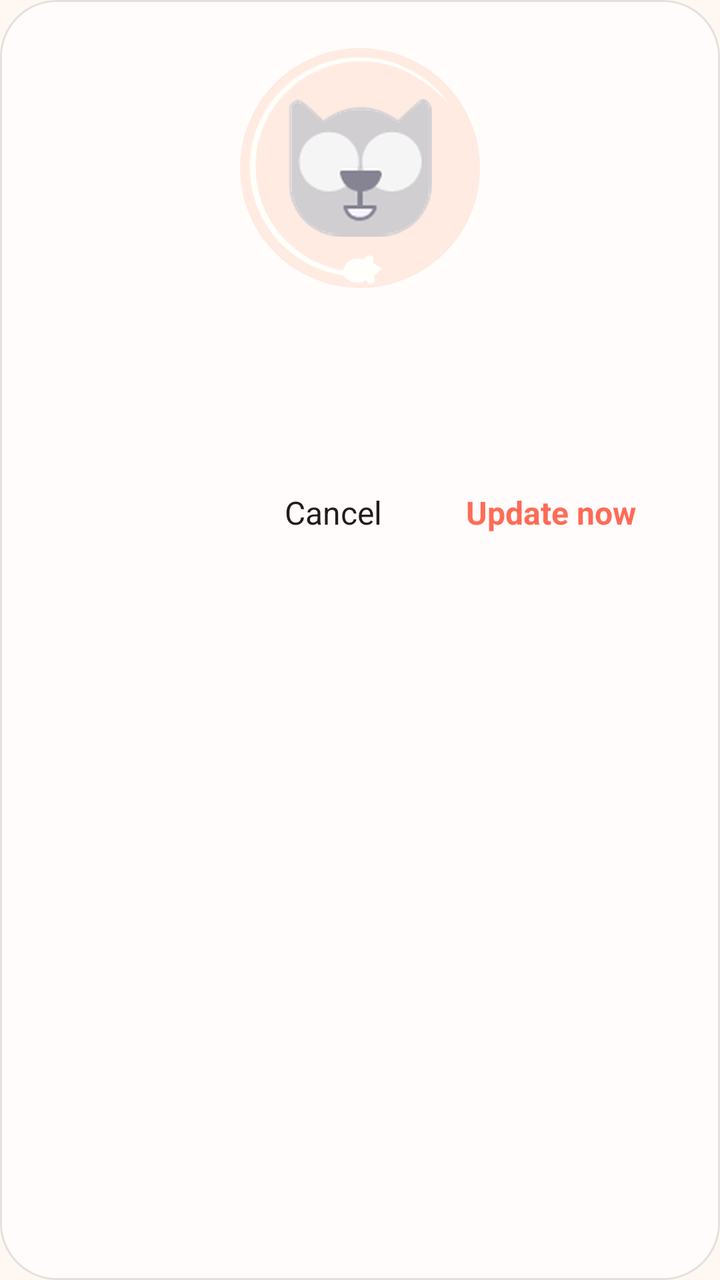
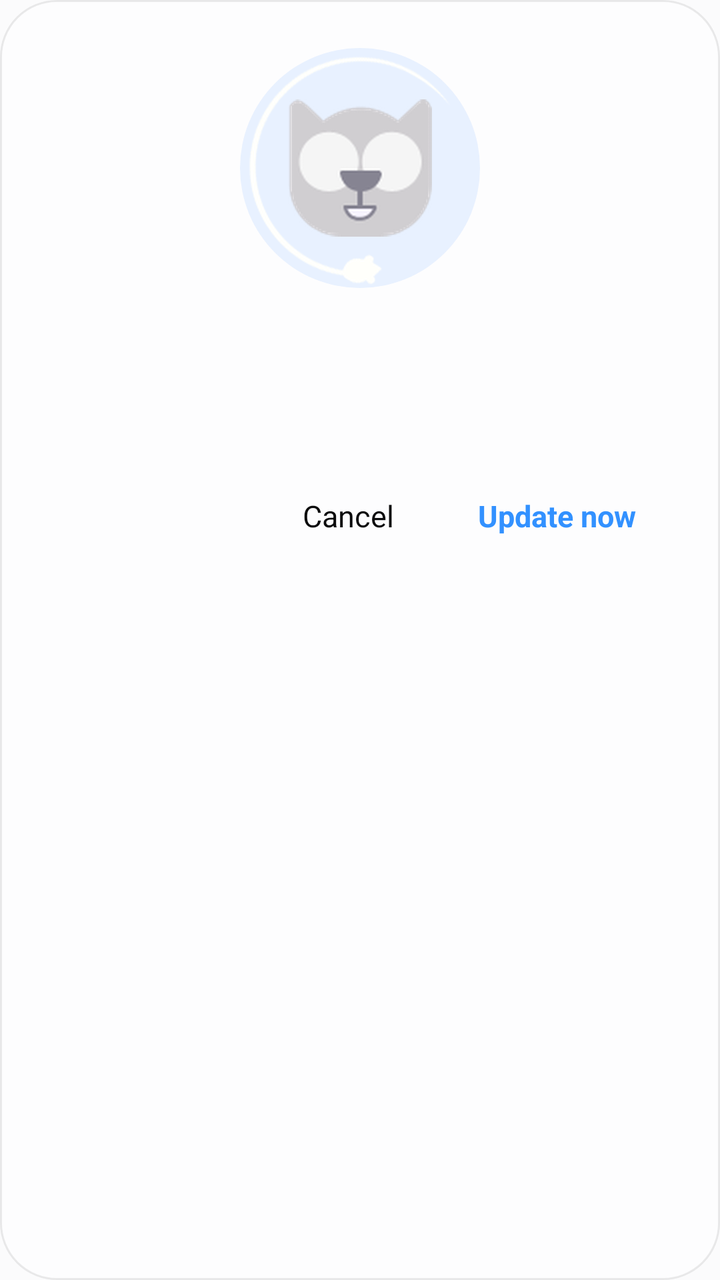

Before-and-after screenshots of an Android layout around one commit, followed by the original layout XML and the change that was made.
<!-- AndroidManifest.xml: application theme Theme.BlackBox -->
<!-- res/layout/dialog_update.xml -->
<?xml version="1.0" encoding="utf-8"?>
<LinearLayout xmlns:android="http://schemas.android.com/apk/res/android"
    android:id="@+id/update_dialog_root"
    android:layout_width="match_parent"
    android:layout_height="wrap_content"
    android:background="@drawable/bg_glass_dialog"
    android:orientation="vertical"
    android:padding="24dp">

    
    <FrameLayout
        android:layout_width="120dp"
        android:layout_height="120dp"
        android:layout_gravity="center_horizontal"
        android:layout_marginBottom="8dp">

        
        <View
            android:layout_width="120dp"
            android:layout_height="120dp"
            android:layout_gravity="center"
            android:background="@drawable/bg_cat_disc" />

        <ImageView
            android:id="@+id/update_cat_ring"
            android:layout_width="120dp"
            android:layout_height="120dp"
            android:layout_gravity="center"
            android:src="@drawable/ic_cat_ring" />

        <ImageView
            android:id="@+id/update_cat_face"
            android:layout_width="72dp"
            android:layout_height="72dp"
            android:layout_gravity="center"
            android:src="@drawable/ic_cat_face" />
    </FrameLayout>

    <TextView
        android:id="@+id/update_title"
        android:layout_width="wrap_content"
        android:layout_height="wrap_content"
        android:layout_gravity="center_horizontal"
        android:layout_marginBottom="12dp"
        android:textColor="@color/primary_text"
        android:textSize="20sp"
        android:textStyle="bold" />

    
    <TextView
        android:id="@+id/update_message"
        android:layout_width="match_parent"
        android:layout_height="wrap_content"
        android:layout_marginBottom="8dp"
        android:textColor="@color/primary_text"
        android:textSize="15sp"
        android:lineSpacingExtra="4dp" />

    
    <LinearLayout
        android:id="@+id/update_progress_box"
        android:layout_width="match_parent"
        android:layout_height="wrap_content"
        android:orientation="vertical"
        android:visibility="gone">

        <ProgressBar
            android:id="@+id/update_progress_bar"
            style="?android:attr/progressBarStyleHorizontal"
            android:layout_width="match_parent"
            android:layout_height="8dp"
            android:layout_marginTop="8dp"
            android:layout_marginBottom="8dp"
            android:indeterminate="false"
            android:max="100"
            android:progress="0"
            android:progressDrawable="@drawable/bg_update_progress" />

        <TextView
            android:id="@+id/update_progress_text"
            android:layout_width="wrap_content"
            android:layout_height="wrap_content"
            android:layout_gravity="center_horizontal"
            android:textColor="@color/primary_text"
            android:textSize="14sp" />
    </LinearLayout>

    <LinearLayout
        android:id="@+id/update_button_box"
        android:layout_width="match_parent"
        android:layout_height="wrap_content"
        android:layout_marginTop="16dp"
        android:gravity="end"
        android:orientation="horizontal">

        <TextView
            android:id="@+id/update_cancel"
            android:layout_width="wrap_content"
            android:layout_height="wrap_content"
            android:paddingStart="16dp"
            android:paddingTop="10dp"
            android:paddingEnd="16dp"
            android:paddingBottom="10dp"
            android:text="@string/cancel"
            android:textColor="@color/primary_text"
            android:textSize="16sp" />

        <TextView
            android:id="@+id/update_now"
            android:layout_width="wrap_content"
            android:layout_height="wrap_content"
            android:layout_marginStart="8dp"
            android:paddingStart="18dp"
            android:paddingTop="10dp"
            android:paddingEnd="18dp"
            android:paddingBottom="10dp"
            android:text="@string/update_now"
            android:textColor="@color/accent"
            android:textSize="16sp"
            android:textStyle="bold" />
    </LinearLayout>
</LinearLayout>
<!-- resources referenced by this layout -->
<resources>
  <color name="accent">#FF6B57</color>
  <color name="primary_text">#221C19</color>
  <!-- drawable bg_cat_disc (drawable) -->
  <?xml version="1.0" encoding="utf-8"?>
  <shape xmlns:android="http://schemas.android.com/apk/res/android" android:shape="oval">
      <solid android:color="#FFEBE2" />
  </shape>
  <!-- drawable bg_glass_dialog (drawable) -->
  <?xml version="1.0" encoding="utf-8"?>
  <shape xmlns:android="http://schemas.android.com/apk/res/android"
      android:shape="rectangle">
      <solid android:color="@color/glass_bg" />
      <stroke android:width="1dp" android:color="#1A000000" />
      <corners android:radius="28dp" />
  </shape>
  <!-- drawable bg_update_progress (drawable) -->
  <?xml version="1.0" encoding="utf-8"?>
  <layer-list xmlns:android="http://schemas.android.com/apk/res/android">
      <item android:id="@android:id/background">
          <shape android:shape="rectangle">
              <solid android:color="#1A000000" />
              <corners android:radius="4dp" />
          </shape>
      </item>
      <item android:id="@android:id/progress">
          <clip>
              <shape android:shape="rectangle">
                  <solid android:color="#FF6B57" />
                  <corners android:radius="4dp" />
              </shape>
          </clip>
      </item>
  </layer-list>
  <string name="cancel">Cancel</string>
  <string name="update_now">Update now</string>
  <style name="Theme.BlackBox" parent="Theme.MaterialComponents.DayNight.NoActionBar">
          <item name="colorPrimary">@color/brand_coral</item>
          <item name="colorPrimaryVariant">#E85A46</item>
          <item name="colorOnPrimary">@color/white</item>
          <item name="colorSecondary">@color/accent</item>
          <item name="colorSecondaryVariant">@color/brand_coral</item>
          <item name="colorOnSecondary">@color/white</item>
          <item name="colorSurface">@color/surface</item>
          <item name="android:windowBackground">@color/background</item>
          <item name="android:textColorPrimary">@color/primary_text</item>
          <item name="android:textColorSecondary">@color/secondary_text</item>
          <item name="android:statusBarColor" tools:targetApi="l">@color/background</item>
          <item name="android:windowLightStatusBar" tools:targetApi="m">true</item>
          <item name="actionMenuTextColor">@color/primary_text</item>
          <item name="android:forceDarkAllowed" tools:targetApi="q">false</item>
          
          <item name="android:popupMenuStyle">@style/GlassPopupMenu</item>
          <item name="popupMenuStyle">@style/GlassPopupMenu</item>
          
          <item name="md_background_color">@color/glass_bg</item>
          <item name="md_color_title">@color/primary_text</item>
          <item name="md_color_content">@color/primary_text</item>
          <item name="md_color_button_text">@color/accent</item>
          <item name="md_color_hint">@color/secondary_text</item>
          <item name="md_color_widget">@color/accent</item>
          <item name="md_color_widget_unchecked">@color/secondary_text</item>
          <item name="md_divider_color">#1F000000</item>
          <item name="md_corner_radius">28dp</item>
      </style>
  <color name="glass_bg">#B3FFFFFF</color>
  <color name="brand_coral">#FF6B57</color>
  <color name="white">#FFFFFFFF</color>
  <color name="surface">#FFFFFF</color>
  <color name="background">#FFF7F2</color>
  <color name="secondary_text">#8A7F78</color>
  <style name="GlassPopupMenu" parent="Widget.AppCompat.PopupMenu">
          <item name="android:popupBackground">@drawable/bg_glass_menu</item>
      </style>
  <!-- drawable bg_glass_menu (drawable) -->
  <?xml version="1.0" encoding="utf-8"?>
  <shape xmlns:android="http://schemas.android.com/apk/res/android"
      android:shape="rectangle">
      <solid android:color="@color/glass_bg" />
      <stroke android:width="1dp" android:color="#1A000000" />
      <corners android:radius="16dp" />
  </shape>
  <!-- unchanged entries left out for length: 2 -->
</resources>

<!-- the commit's change to res/layout/dialog_update.xml (unified diff, before → after) -->
@@ -43,7 +43,7 @@
         android:layout_gravity="center_horizontal"
         android:layout_marginBottom="12dp"
         android:textColor="@color/primary_text"
-        android:textSize="20sp"
+        android:textSize="22sp"
         android:textStyle="bold" />
 
     
@@ -103,7 +103,7 @@
             android:paddingBottom="10dp"
             android:text="@string/cancel"
             android:textColor="@color/primary_text"
-            android:textSize="16sp" />
+            android:textSize="15sp" />
 
         <TextView
             android:id="@+id/update_now"
@@ -116,7 +116,7 @@
             android:paddingBottom="10dp"
             android:text="@string/update_now"
             android:textColor="@color/accent"
-            android:textSize="16sp"
+            android:textSize="15sp"
             android:textStyle="bold" />
     </LinearLayout>
 </LinearLayout>
<!-- resource entries referenced after the edit -->
@@ -1,18 +1,18 @@
 <!-- resources referenced by this layout -->
 <resources>
-  <color name="accent">#FF6B57</color>
-  <color name="primary_text">#221C19</color>
+  <color name="accent">#3291FF</color>
+  <color name="primary_text">#0B0B0C</color>
   <!-- drawable bg_cat_disc (drawable) -->
   <?xml version="1.0" encoding="utf-8"?>
   <shape xmlns:android="http://schemas.android.com/apk/res/android" android:shape="oval">
-      <solid android:color="#FFEBE2" />
+      <solid android:color="#E8F1FF" />
   </shape>
   <!-- drawable bg_glass_dialog (drawable) -->
   <?xml version="1.0" encoding="utf-8"?>
   <shape xmlns:android="http://schemas.android.com/apk/res/android"
       android:shape="rectangle">
       <solid android:color="@color/glass_bg" />
-      <stroke android:width="1dp" android:color="#1A000000" />
+      <stroke android:width="1dp" android:color="@color/border" />
       <corners android:radius="28dp" />
   </shape>
   <!-- drawable bg_update_progress (drawable) -->
@@ -20,14 +20,14 @@
   <layer-list xmlns:android="http://schemas.android.com/apk/res/android">
       <item android:id="@android:id/background">
           <shape android:shape="rectangle">
-              <solid android:color="#1A000000" />
+              <solid android:color="@color/border" />
               <corners android:radius="4dp" />
           </shape>
       </item>
       <item android:id="@android:id/progress">
           <clip>
               <shape android:shape="rectangle">
-                  <solid android:color="#FF6B57" />
+                  <solid android:color="@color/brand" />
                   <corners android:radius="4dp" />
               </shape>
           </clip>
@@ -36,11 +36,11 @@
   <string name="cancel">Cancel</string>
   <string name="update_now">Update now</string>
   <style name="Theme.BlackBox" parent="Theme.MaterialComponents.DayNight.NoActionBar">
-          <item name="colorPrimary">@color/brand_coral</item>
-          <item name="colorPrimaryVariant">#E85A46</item>
+          <item name="colorPrimary">@color/brand</item>
+          <item name="colorPrimaryVariant">@color/brand_dark</item>
           <item name="colorOnPrimary">@color/white</item>
           <item name="colorSecondary">@color/accent</item>
-          <item name="colorSecondaryVariant">@color/brand_coral</item>
+          <item name="colorSecondaryVariant">@color/brand</item>
           <item name="colorOnSecondary">@color/white</item>
           <item name="colorSurface">@color/surface</item>
           <item name="android:windowBackground">@color/background</item>
@@ -61,15 +61,17 @@
           <item name="md_color_hint">@color/secondary_text</item>
           <item name="md_color_widget">@color/accent</item>
           <item name="md_color_widget_unchecked">@color/secondary_text</item>
-          <item name="md_divider_color">#1F000000</item>
+          <item name="md_divider_color">@color/border</item>
           <item name="md_corner_radius">28dp</item>
       </style>
-  <color name="glass_bg">#B3FFFFFF</color>
-  <color name="brand_coral">#FF6B57</color>
+  <color name="glass_bg">#ADFFFFFF</color>
+  <color name="border">#14000000</color>
+  <color name="brand">#3291FF</color>
+  <color name="brand_dark">#1F6FEB</color>
   <color name="white">#FFFFFFFF</color>
   <color name="surface">#FFFFFF</color>
-  <color name="background">#FFF7F2</color>
-  <color name="secondary_text">#8A7F78</color>
+  <color name="background">#FBFBFC</color>
+  <color name="secondary_text">#66666E</color>
   <style name="GlassPopupMenu" parent="Widget.AppCompat.PopupMenu">
           <item name="android:popupBackground">@drawable/bg_glass_menu</item>
       </style>
@@ -78,8 +80,8 @@
   <shape xmlns:android="http://schemas.android.com/apk/res/android"
       android:shape="rectangle">
       <solid android:color="@color/glass_bg" />
-      <stroke android:width="1dp" android:color="#1A000000" />
-      <corners android:radius="16dp" />
+      <stroke android:width="1dp" android:color="@color/border" />
+      <corners android:radius="20dp" />
   </shape>
   <!-- unchanged entries left out for length: 2 -->
 </resources>
